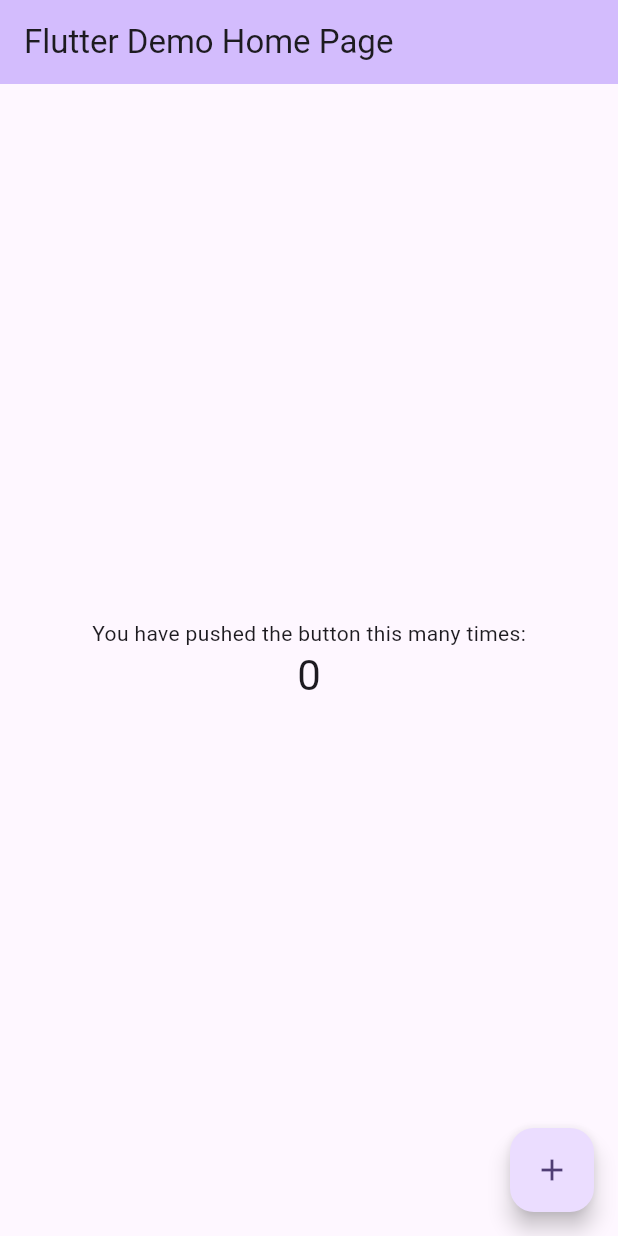
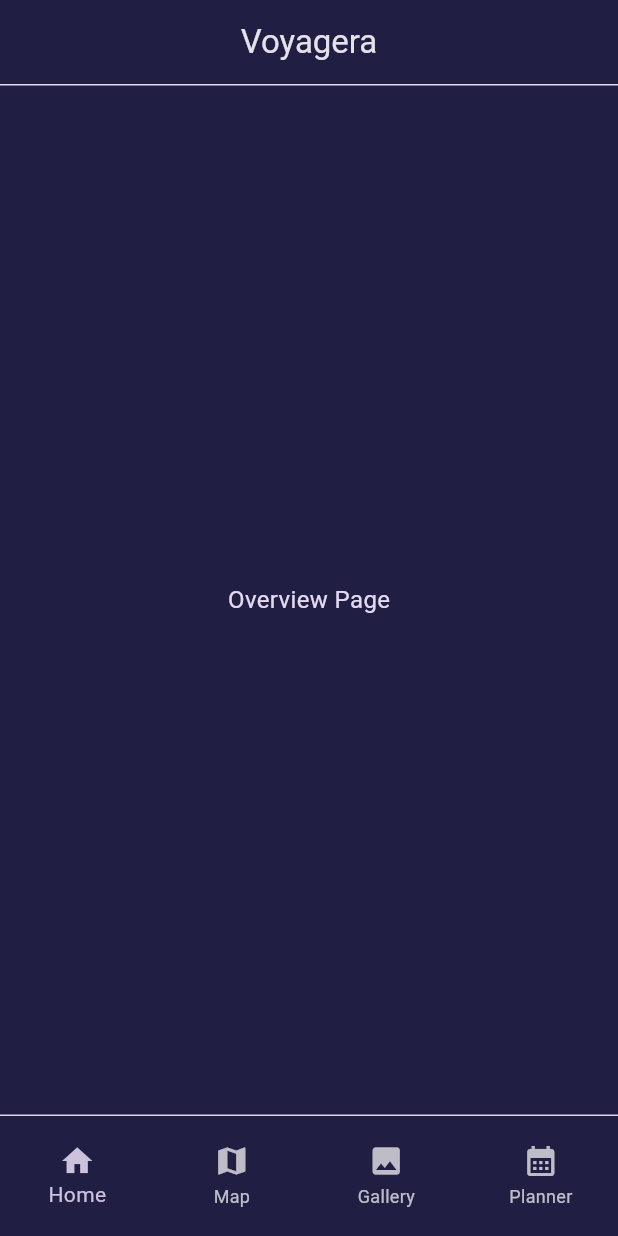
Before and after one commit to voyagera-ch/application, a Flutter app: the screen it shows after launch, on a phone screen of 412 x 824 dp. Run offline on Flutter 3.47's test engine with Material 3 defaults, Android fonts, the phone set to English and light mode, and no system bars.

Commit message:
chore: add Scaffolding

```diff
--- a/lib/main.dart
+++ b/lib/main.dart
@@ -1,125 +1,10 @@
+import 'package:application/screens/home.dart';
+import 'package:application/styles/theme.dart';
 import 'package:flutter/material.dart';
 
 void main() {
-  runApp(const MyApp());
+  runApp(MaterialApp(
+    theme: getTheme(),
+    home: const MainPage(),
+  ));
 }
-
-class MyApp extends StatelessWidget {
-  const MyApp({super.key});
-
-  // This widget is the root of your application.
-  @override
-  Widget build(BuildContext context) {
-    return MaterialApp(
-      title: 'Flutter Demo',
-      theme: ThemeData(
-        // This is the theme of your application.
-        //
-        // TRY THIS: Try running your application with "flutter run". You'll see
-        // the application has a purple toolbar. Then, without quitting the app,
-        // try changing the seedColor in the colorScheme below to Colors.green
-        // and then invoke "hot reload" (save your changes or press the "hot
-        // reload" button in a Flutter-supported IDE, or press "r" if you used
-        // the command line to start the app).
-        //
-        // Notice that the counter didn't reset back to zero; the application
-        // state is not lost during the reload. To reset the state, use hot
-        // restart instead.
-        //
-        // This works for code too, not just values: Most code changes can be
-        // tested with just a hot reload.
-        colorScheme: ColorScheme.fromSeed(seedColor: Colors.deepPurple),
-        useMaterial3: true,
-      ),
-      home: const MyHomePage(title: 'Flutter Demo Home Page'),
-    );
-  }
-}
-
-class MyHomePage extends StatefulWidget {
-  const MyHomePage({super.key, required this.title});
-
-  // This widget is the home page of your application. It is stateful, meaning
-  // that it has a State object (defined below) that contains fields that affect
-  // how it looks.
-
-  // This class is the configuration for the state. It holds the values (in this
-  // case the title) provided by the parent (in this case the App widget) and
-  // used by the build method of the State. Fields in a Widget subclass are
-  // always marked "final".
-
-  final String title;
-
-  @override
-  State<MyHomePage> createState() => _MyHomePageState();
-}
-
-class _MyHomePageState extends State<MyHomePage> {
-  int _counter = 0;
-
-  void _incrementCounter() {
-    setState(() {
-      // This call to setState tells the Flutter framework that something has
-      // changed in this State, which causes it to rerun the build method below
-      // so that the display can reflect the updated values. If we changed
-      // _counter without calling setState(), then the build method would not be
-      // called again, and so nothing would appear to happen.
-      _counter++;
-    });
-  }
-
-  @override
-  Widget build(BuildContext context) {
-    // This method is rerun every time setState is called, for instance as done
-    // by the _incrementCounter method above.
-    //
-    // The Flutter framework has been optimized to make rerunning build methods
-    // fast, so that you can just rebuild anything that needs updating rather
-    // than having to individually change instances of widgets.
-    return Scaffold(
-      appBar: AppBar(
-        // TRY THIS: Try changing the color here to a specific color (to
-        // Colors.amber, perhaps?) and trigger a hot reload to see the AppBar
-        // change color while the other colors stay the same.
-        backgroundColor: Theme.of(context).colorScheme.inversePrimary,
-        // Here we take the value from the MyHomePage object that was created by
-        // the App.build method, and use it to set our appbar title.
-        title: Text(widget.title),
-      ),
-      body: Center(
-        // Center is a layout widget. It takes a single child and positions it
-        // in the middle of the parent.
-        child: Column(
-          // Column is also a layout widget. It takes a list of children and
-          // arranges them vertically. By default, it sizes itself to fit its
-          // children horizontally, and tries to be as tall as its parent.
-          //
-          // Column has various properties to control how it sizes itself and
-          // how it positions its children. Here we use mainAxisAlignment to
-          // center the children vertically; the main axis here is the vertical
-          // axis because Columns are vertical (the cross axis would be
-          // horizontal).
-          //
-          // TRY THIS: Invoke "debug painting" (choose the "Toggle Debug Paint"
-          // action in the IDE, or press "p" in the console), to see the
-          // wireframe for each widget.
-          mainAxisAlignment: MainAxisAlignment.center,
-          children: <Widget>[
-            const Text(
-              'You have pushed the button this many times:',
-            ),
-            Text(
-              '$_counter',
-              style: Theme.of(context).textTheme.headlineMedium,
-            ),
-          ],
-        ),
-      ),
-      floatingActionButton: FloatingActionButton(
-        onPressed: _incrementCounter,
-        tooltip: 'Increment',
-        child: const Icon(Icons.add),
-      ), // This trailing comma makes auto-formatting nicer for build methods.
-    );
-  }
-}
--- /dev/null
+++ b/lib/screens/home.dart
@@ -0,0 +1,83 @@
+import 'package:application/screens/gallery.dart';
+import 'package:application/screens/map.dart';
+import 'package:application/screens/overview.dart';
+import 'package:application/screens/planning.dart';
+import 'package:application/styles/theme.dart';
+import 'package:flutter/material.dart';
+
+class MainPage extends StatefulWidget {
+  const MainPage({super.key});
+
+  @override
+  _MainPageState createState() => _MainPageState();
+}
+
+class _MainPageState extends State<MainPage> {
+  int _currentIndex = 0;
+
+  final List<Widget> _pages = [
+    const OverviewPage(),
+    const MapPage(),
+    const GalleryPage(),
+    const PlanningPage(),
+  ];
+
+  @override
+  Widget build(BuildContext context) {
+    return Scaffold(
+      appBar: AppBar(
+        title: const Text('Voyagera'),
+        centerTitle: true,
+        backgroundColor: darkPurple,
+        bottom: PreferredSize(
+          preferredSize: const Size.fromHeight(1.0), // Height of the line
+          child: Container(
+            color: lightPink, // Line color
+            height: 1.0, // Thickness of the line
+          ),
+        ),
+      ),
+      body: _pages[_currentIndex],
+      bottomNavigationBar: Column(
+        mainAxisSize:
+            MainAxisSize.min, // Ensures the column takes minimal space
+        children: [
+          Container(
+            color: lightPink, // Line color
+            height: 1.0, // Thickness of the line
+          ),
+          SizedBox(
+            height: 80,
+            child: BottomNavigationBar(
+              type: BottomNavigationBarType.fixed,
+              currentIndex: _currentIndex,
+              onTap: (index) {
+                setState(() {
+                  _currentIndex = index;
+                });
+              },
+              items: const [
+                BottomNavigationBarItem(
+                  icon: Icon(Icons.home),
+                  label: 'Home',
+                ),
+                BottomNavigationBarItem(
+                  icon: Icon(Icons.map),
+                  label: 'Map',
+                ),
+                BottomNavigationBarItem(
+                  icon: Icon(Icons.image),
+                  label: 'Gallery',
+                ),
+                BottomNavigationBarItem(
+                  icon: Icon(Icons.calendar_month),
+                  label: 'Planner',
+                ),
+              ],
+            ),
+          ),
+        ],
+      ),
+    );
+  }
+}
--- /dev/null
+++ b/lib/screens/overview.dart
@@ -0,0 +1,12 @@
+import 'package:flutter/material.dart';
+
+class OverviewPage extends StatelessWidget {
+  const OverviewPage({super.key});
+
+  @override
+  Widget build(BuildContext context) {
+    return const Center(
+      child: Text('Overview Page'),
+    );
+  }
+}
```
Also changed, not shown: lib/screens/gallery.dart (added, +12 -0 lines), lib/screens/image.dart (added, +12 -0 lines), lib/screens/map.dart (added, +12 -0 lines), lib/screens/planning.dart (added, +12 -0 lines), lib/styles/theme.dart (added, +34 -0 lines).
